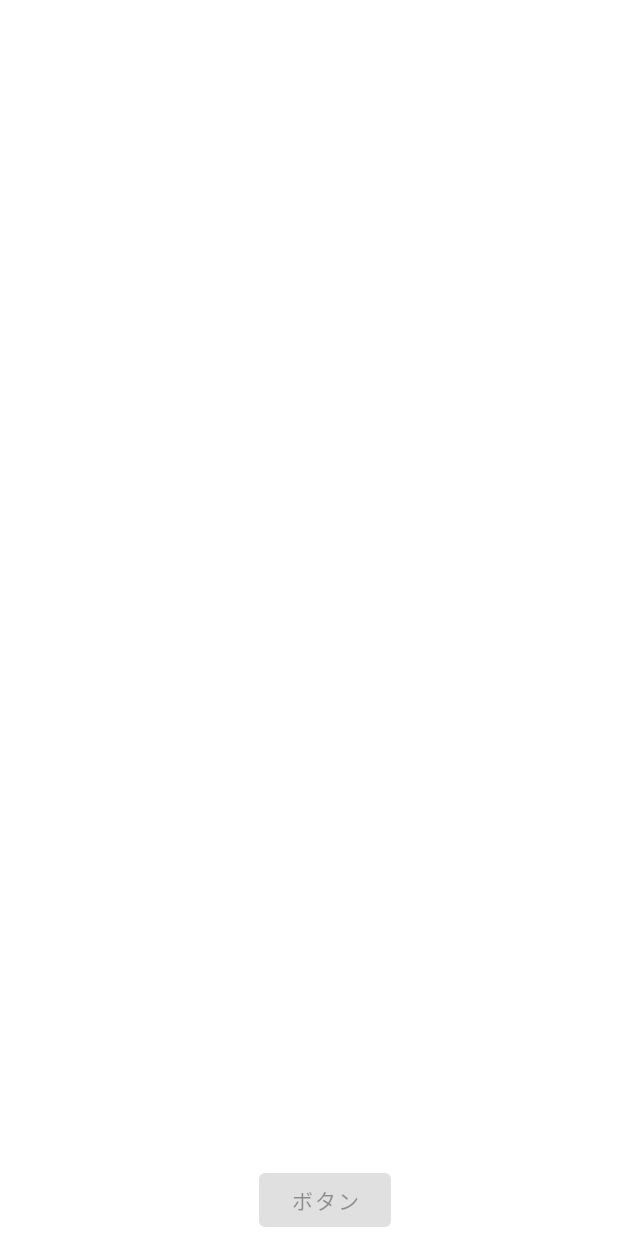
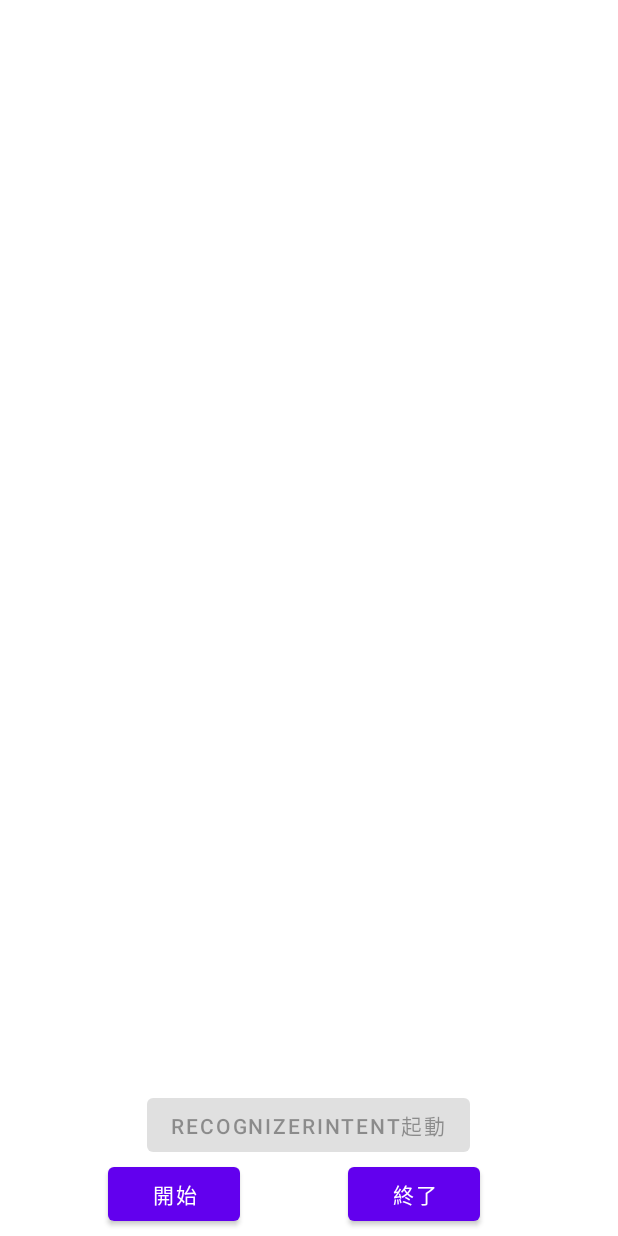
Before and after one commit to kwmkade/KotlinSampleSpeechRecognizer, an Android app: the screen it shows after launch (MainActivity), on a phone screen of 412 x 824 dp. Run offline under Robolectric (Android 15) with nearby library versions, the phone set to English and light mode, and no system bars; libraries missing offline, so code that uses them is left out: permissions.dispatcher; 1 statement that could not run was skipped.

```diff
--- a/app/src/main/res/layout/activity_main.xml
+++ b/app/src/main/res/layout/activity_main.xml
@@ -22,10 +22,32 @@
         android:id="@+id/button"
         android:layout_width="wrap_content"
         android:layout_height="wrap_content"
+        android:layout_marginBottom="50dp"
         android:text="@string/button_name"
         app:layout_constraintBottom_toBottomOf="parent"
         app:layout_constraintEnd_toEndOf="parent"
-        app:layout_constraintHorizontal_bias="0.533"
+        app:layout_constraintHorizontal_bias="0.497"
         app:layout_constraintStart_toStartOf="parent" />
 
+    <Button
+        android:id="@+id/button_start"
+        android:layout_width="wrap_content"
+        android:layout_height="wrap_content"
+        android:layout_marginBottom="4dp"
+        android:text="@string/button_start"
+        app:layout_constraintBottom_toBottomOf="parent"
+        app:layout_constraintEnd_toEndOf="parent"
+        app:layout_constraintHorizontal_bias="0.223"
+        app:layout_constraintStart_toStartOf="parent" />
+
+    <Button
+        android:id="@+id/button_end"
+        android:layout_width="wrap_content"
+        android:layout_height="wrap_content"
+        android:layout_marginStart="72dp"
+        android:layout_marginBottom="4dp"
+        android:text="@string/button_end"
+        app:layout_constraintBottom_toBottomOf="parent"
+        app:layout_constraintStart_toEndOf="@+id/button_start" />
+
 </androidx.constraintlayout.widget.ConstraintLayout>
--- a/app/src/main/res/values/strings.xml
+++ b/app/src/main/res/values/strings.xml
@@ -1,4 +1,6 @@
 <resources>
     <string name="app_name">KotlinSampleSpeechRecognizer</string>
-    <string name="button_name">ボタン</string>
+    <string name="button_name">RecognizerIntent起動</string>
+    <string name="button_start">開始</string>
+    <string name="button_end">終了</string>
 </resources>
```
Also changed, not shown: app/src/main/java/com/kwmkade/kotlinsamplespeechrecognizer/MainActivity.kt (+67 -1 lines).
